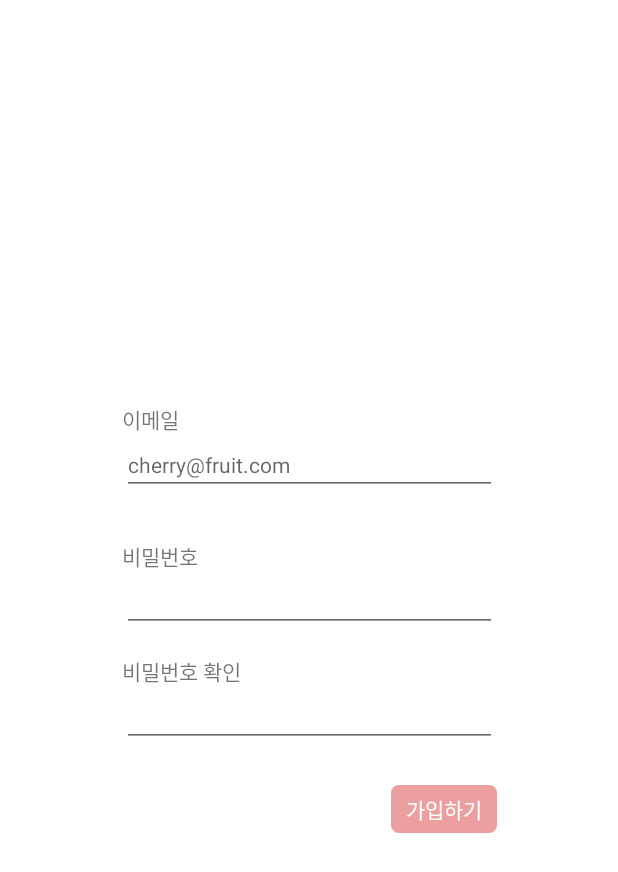
After one commit to littlemary1379/homingBirdProject, an Android app: the fragment FragmentLoginEmail placed in its activity, on a phone screen of 412 x 824 dp. The commit adds this screen. Shown: the top 872 px of the screen. Run offline under Robolectric (Android 15) with nearby library versions, the phone set to English and light mode, and no system bars; our stand-ins replace Firebase (no records; nobody signed in at launch, a user with empty details on screens opened directly).

Commit message:
add Firebase Email Login + add Progressbar

```diff
--- a/app/build.gradle
+++ b/app/build.gradle
@@ -44,4 +44,9 @@ dependencies {
 
     //Google firebase
     implementation platform('com.google.firebase:firebase-bom:26.0.0')
+    implementation 'com.google.firebase:firebase-core:17.0.0'
+
+    //Google firebase Authentication
+    implementation 'com.google.firebase:firebase-auth:19.4.0'
+
 }
--- a/app/src/main/AndroidManifest.xml
+++ b/app/src/main/AndroidManifest.xml
@@ -9,6 +9,7 @@
         android:roundIcon="@mipmap/ic_launcher_round"
         android:supportsRtl="true"
         android:theme="@style/Theme.HomingBird">
+        <activity android:name=".login.LoginActivity"></activity>
         <activity android:name=".main.MainActivity">
             <intent-filter>
                 <action android:name="android.intent.action.MAIN" />
--- /dev/null
+++ b/app/src/main/java/com/mary/homingbird/login/FragmentLoginEmail.java
@@ -0,0 +1,119 @@
+package com.mary.homingbird.login;
+
+import android.app.Activity;
+import android.content.Intent;
+import android.os.Bundle;
+import android.util.Log;
+import android.view.KeyEvent;
+import android.view.LayoutInflater;
+import android.view.View;
+import android.view.ViewGroup;
+import android.widget.EditText;
+import android.widget.ProgressBar;
+import android.widget.TextView;
+import android.widget.Toast;
+
+import androidx.annotation.NonNull;
+import androidx.annotation.Nullable;
+import androidx.fragment.app.Fragment;
+
+import com.google.android.gms.tasks.OnCompleteListener;
+import com.google.android.gms.tasks.Task;
+import com.google.firebase.auth.AuthResult;
+import com.google.firebase.auth.FirebaseAuth;
+import com.google.firebase.auth.FirebaseUser;
+import com.mary.homingbird.R;
+import com.mary.homingbird.main.MainActivity;
+import com.mary.homingbird.util.ProgressBarUtil;
+
+public class FragmentLoginEmail extends Fragment {
+
+    private static final String TAG = "FragmentLoginEmail";
+
+    private View view;
+    private EditText editTextEmail;
+    private EditText editTextPassword;
+    private EditText editTextPasswordCheck;
+    private TextView textViewJoinButton;
+    private ProgressBar progressBar;
+
+    private FirebaseAuth firebaseAuth;
+
+    public static FragmentLoginEmail newInstance() {
+        FragmentLoginEmail fragmentPostbox = new FragmentLoginEmail();
+        return fragmentPostbox;
+    }
+
+    @Nullable
+    @Override
+    public View onCreateView(@NonNull LayoutInflater inflater, @Nullable ViewGroup container, @Nullable Bundle savedInstanceState) {
+        view = inflater.inflate(R.layout.fragment_login_email, container, false);
+        firebaseAuth = FirebaseAuth.getInstance();
+
+        findView();
+        setListener();
+        return view;
+    }
+
+    private void findView() {
+        editTextEmail = view.findViewById(R.id.editTextEmail);
+        editTextPassword = view.findViewById(R.id.editTextPassword);
+        editTextPasswordCheck = view.findViewById(R.id.editTextPasswordCheck);
+        textViewJoinButton = view.findViewById(R.id.textViewJoinButton);
+        progressBar=view.findViewById(R.id.progressBar);
+    }
+
+    private void setListener() {
+        textViewJoinButton.setOnClickListener(v -> {
+            String email = editTextEmail.getText().toString().trim();
+            String password = editTextPassword.getText().toString().trim();
+            if(email.equals("")||password.equals("")){
+                Toast.makeText(getContext(), "이메일과 비밀번호를 비울 수 없습니다.", Toast.LENGTH_SHORT).show();
+                return;
+            }
+            joinFirebase(email, password);
+        });
+
+        editTextPasswordCheck.setOnEditorActionListener((v, actionId, event) -> {
+            String password = editTextPassword.getText().toString().trim();
+            String passwordCheck = editTextPasswordCheck.getText().toString().trim();
+            if (!password.equals(passwordCheck)) {
+                Toast.makeText(getContext(), "비밀번호를 올바르게 입력해주세요.", Toast.LENGTH_SHORT).show();
+                editTextPasswordCheck.setText("");
+
+                return true;
+            }
+
+            return false;
+        });
+
+    }
+
+    private void joinFirebase(String email, String password) {
+        showProgressBar();
+        firebaseAuth.createUserWithEmailAndPassword(email, password)
+                .addOnCompleteListener(getActivity(), task -> {
+                    if (task.isSuccessful()) {
+                        Log.d(TAG, "onComplete: 성공");
+                        hideProgressBar();
+                        //FirebaseUser user = firebaseAuth.getCurrentUser();
+                        getActivity().finish();
+                    } else {
+                        Log.d(TAG, "onComplete: 실패");
+                        hideProgressBar();
+                    }
+                });
+    }
+
+    private void showProgressBar(){
+        ProgressBarUtil progressBarUtil = new ProgressBarUtil(progressBar);
+        progressBarUtil.setProgressBar();
+        progressBar.setVisibility(View.VISIBLE);
+    }
+
+    private void hideProgressBar(){
+        ProgressBarUtil progressBarUtil = new ProgressBarUtil(progressBar);
+        progressBarUtil.setProgressBar();
+        progressBar.setVisibility(View.GONE);
+    }
+}
--- /dev/null
+++ b/app/src/main/java/com/mary/homingbird/login/LoginActivity.java
@@ -0,0 +1,42 @@
+package com.mary.homingbird.login;
+
+import androidx.appcompat.app.AppCompatActivity;
+import androidx.fragment.app.Fragment;
+import androidx.fragment.app.FragmentManager;
+
+import android.os.Bundle;
+import android.view.View;
+import android.widget.FrameLayout;
+import android.widget.TextView;
+
+import com.mary.homingbird.R;
+
+public class LoginActivity extends AppCompatActivity {
+
+    private TextView textViewJoinEmailButton;
+    private FrameLayout frameLayoutLoginFragment;
+
+    @Override
+    protected void onCreate(Bundle savedInstanceState) {
+        super.onCreate(savedInstanceState);
+        setContentView(R.layout.activity_login);
+
+        findView();
+        setListener();
+    }
+
+    private void findView(){
+        textViewJoinEmailButton = findViewById(R.id.textViewJoinEmailButton);
+        frameLayoutLoginFragment = findViewById(R.id.frameLayoutLoginFragment);
+    }
+
+    private void setListener(){
+        textViewJoinEmailButton.setOnClickListener(new View.OnClickListener() {
+            @Override
+            public void onClick(View v) {
+                Fragment loginFragment = FragmentLoginEmail.newInstance();
+                getSupportFragmentManager().beginTransaction().setCustomAnimations(R.anim.exit_to_top, R.anim.enter_to_bottom).replace(R.id.frameLayoutLoginFragment, loginFragment).commit();
+            }
+        });
+    }
+}
--- /dev/null
+++ b/app/src/main/res/drawable-v24/bg_button_eb9f9f.xml
@@ -0,0 +1,9 @@
+<?xml version="1.0" encoding="utf-8"?>
+<shape xmlns:android="http://schemas.android.com/apk/res/android"
+    android:padding="10dp"
+    android:shape="rectangle">
+    <solid android:color="@color/color_eb9f9f"/>
+    <corners
+        android:radius="5dp"/>
+
+</shape>
--- /dev/null
+++ b/app/src/main/res/layout/activity_login.xml
@@ -0,0 +1,46 @@
+<?xml version="1.0" encoding="utf-8"?>
+<androidx.constraintlayout.widget.ConstraintLayout xmlns:android="http://schemas.android.com/apk/res/android"
+    xmlns:app="http://schemas.android.com/apk/res-auto"
+    xmlns:tools="http://schemas.android.com/tools"
+    android:layout_width="match_parent"
+    android:layout_height="match_parent"
+    tools:context=".login.LoginActivity">
+
+    <LinearLayout
+        app:layout_constraintTop_toTopOf="parent"
+        app:layout_constraintBottom_toBottomOf="parent"
+        app:layout_constraintEnd_toEndOf="parent"
+        app:layout_constraintStart_toStartOf="parent"
+        android:layout_width="wrap_content"
+        android:layout_height="wrap_content"
+        android:orientation="vertical">
+
+        <TextView
+            android:layout_width="wrap_content"
+            android:layout_height="wrap_content"
+            android:text="@string/login_email_explanation"
+            android:layout_marginBottom="10dp"
+            android:textAlignment="center"
+            />
+
+        <TextView
+            android:id="@+id/textViewJoinEmailButton"
+            android:layout_width="match_parent"
+            android:layout_height="wrap_content"
+            android:padding="5dp"
+            android:text="이메일로 로그인 하기"
+            android:textColor="@color/white"
+            android:background="@drawable/bg_button_eb9f9f"
+            android:textAlignment="center"
+            />
+
+
+
+    </LinearLayout>
+
+    <FrameLayout
+        android:id="@+id/frameLayoutLoginFragment"
+        android:layout_width="match_parent"
+        android:layout_height="match_parent"/>
+
+</androidx.constraintlayout.widget.ConstraintLayout>
--- /dev/null
+++ b/app/src/main/res/layout/fragment_login_email.xml
@@ -0,0 +1,87 @@
+<?xml version="1.0" encoding="utf-8"?>
+<androidx.constraintlayout.widget.ConstraintLayout
+    xmlns:android="http://schemas.android.com/apk/res/android"
+    android:layout_width="match_parent"
+    android:layout_height="match_parent"
+    android:background="@color/white"
+    xmlns:app="http://schemas.android.com/apk/res-auto">
+
+    <LinearLayout
+        android:layout_width="wrap_content"
+        android:layout_height="wrap_content"
+        android:orientation="vertical"
+        app:layout_constraintBottom_toBottomOf="parent"
+        app:layout_constraintEnd_toEndOf="parent"
+        app:layout_constraintStart_toStartOf="parent"
+        app:layout_constraintTop_toTopOf="parent" >
+
+        <TextView
+            android:layout_width="wrap_content"
+            android:layout_height="wrap_content"
+            android:text="@string/login_email_id"/>
+
+        <EditText
+            android:id="@+id/editTextEmail"
+            android:layout_width="250dp"
+            android:layout_height="match_parent"
+            android:layout_marginBottom="30dp"
+            android:inputType="textEmailAddress"
+            android:hint="@string/login_email_id_hint"
+            android:textSize="14sp"/>
+
+        <TextView
+            android:layout_width="wrap_content"
+            android:layout_height="wrap_content"
+            android:text="@string/login_email_password"/>
+
+        <EditText
+            android:id="@+id/editTextPassword"
+            android:layout_width="250dp"
+            android:layout_height="match_parent"
+            android:layout_marginBottom="15dp"
+            android:inputType="textPassword"
+            android:textSize="14sp"/>
+
+        <TextView
+            android:layout_width="wrap_content"
+            android:layout_height="wrap_content"
+            android:text="@string/login_email_password_check"/>
+
+        <EditText
+            android:id="@+id/editTextPasswordCheck"
+            android:layout_width="250dp"
+            android:layout_height="match_parent"
+            android:inputType="textPassword"
+            android:textSize="14sp"/>
+
+        <TextView
+            android:id="@+id/textViewJoinButton"
+            android:layout_width="wrap_content"
+            android:layout_height="wrap_content"
+            android:layout_marginTop="25dp"
+            android:background="@drawable/bg_button_eb9f9f"
+            android:paddingTop="5dp"
+            android:paddingBottom="5dp"
+            android:paddingStart="10dp"
+            android:paddingEnd="10dp"
+            android:text="가입하기"
+            android:textColor="@color/white"
+            android:textSize="14sp"
+            android:layout_gravity="end"/>
+
+
+    </LinearLayout>
+
+    <ProgressBar
+        android:visibility="gone"
+        android:id="@+id/progressBar"
+        android:layout_width="match_parent"
+        android:layout_height="60dp"
+        app:layout_constraintStart_toStartOf="parent"
+        app:layout_constraintTop_toTopOf="parent"
+        app:layout_constraintBottom_toBottomOf="parent"
+        android:max="100"
+        android:indeterminate="true"
+        android:progress="1"/>
+
+</androidx.constraintlayout.widget.ConstraintLayout>
--- a/app/src/main/res/layout/fragment_main_postoffice.xml
+++ b/app/src/main/res/layout/fragment_main_postoffice.xml
@@ -27,12 +27,13 @@
             android:text="느리고 사랑스러운 말들을 전달합니다" />
 
         <TextView
+            android:id="@+id/textViewWriteButton"
             android:layout_width="wrap_content"
             android:layout_height="wrap_content"
             android:padding="10dp"
             android:text="편지 쓰기"
             android:textColor="@color/white"
-            android:background="@color/color_a79c8e"
+            android:background="@drawable/bg_button_a79c8e"
             android:layout_gravity="center"/>
 
 
--- a/app/src/main/res/values/strings.xml
+++ b/app/src/main/res/values/strings.xml
@@ -1,6 +1,16 @@
 <resources>
     <string name="app_name">homingBird</string>
 
+    <!--main navigation-->
     <string name="bottom_navigation_title_postbox">우체통</string>
-    <string name="bottom_navigation_title_post_office">우체통</string>
+    <string name="bottom_navigation_title_post_office">우체국</string>
+
+    <!--Login Activity-->
+    <string name="login_email_explanation">다양한 기능을 이용하기 위해서는\n로그인이 필요합니다.</string>
+
+    <!--Login Fragment-->
+    <string name="login_email_id">이메일</string>
+    <string name="login_email_id_hint">cherry@fruit.com</string>
+    <string name="login_email_password">비밀번호</string>
+    <string name="login_email_password_check">비밀번호 확인</string>
 </resources>
```
Also changed, not shown: app/src/main/java/com/mary/homingbird/main/fragment/FragmentPostOffice.java (+27 -1 lines), app/src/main/java/com/mary/homingbird/util/ProgressBarUtil.java (added, +38 -0 lines), app/src/main/res/anim/enter_to_bottom.xml (added, +8 -0 lines), app/src/main/res/anim/exit_to_top.xml (added, +8 -0 lines), app/src/main/res/drawable/bg_button_a79c8e.xml (added, +9 -0 lines).
